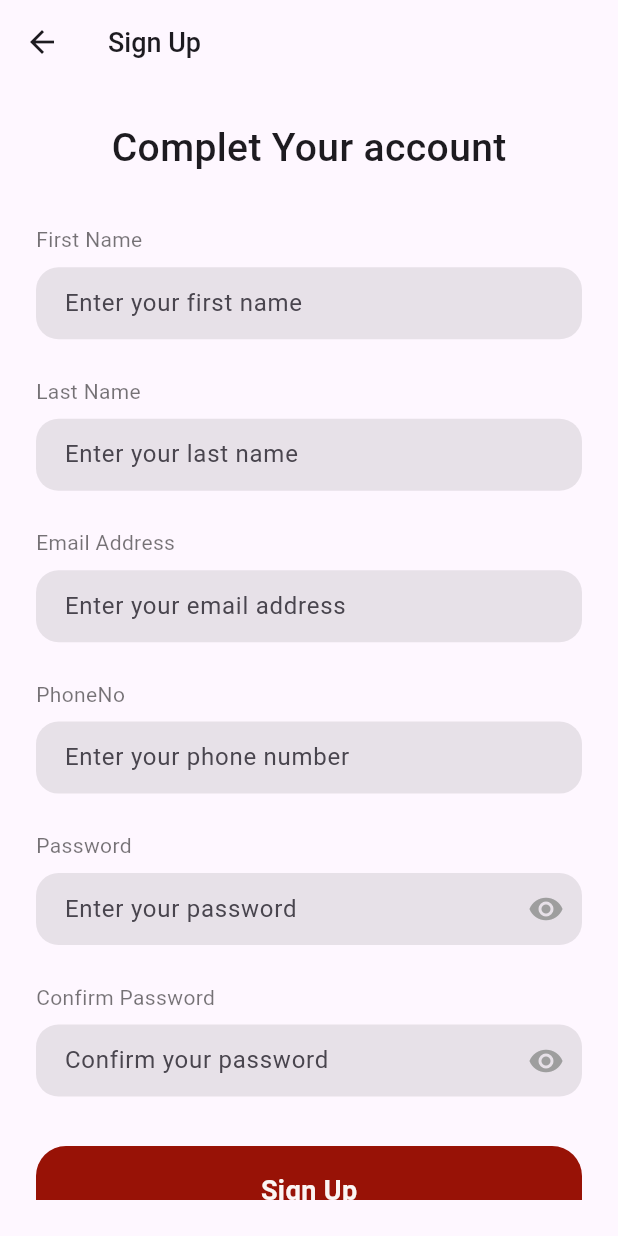
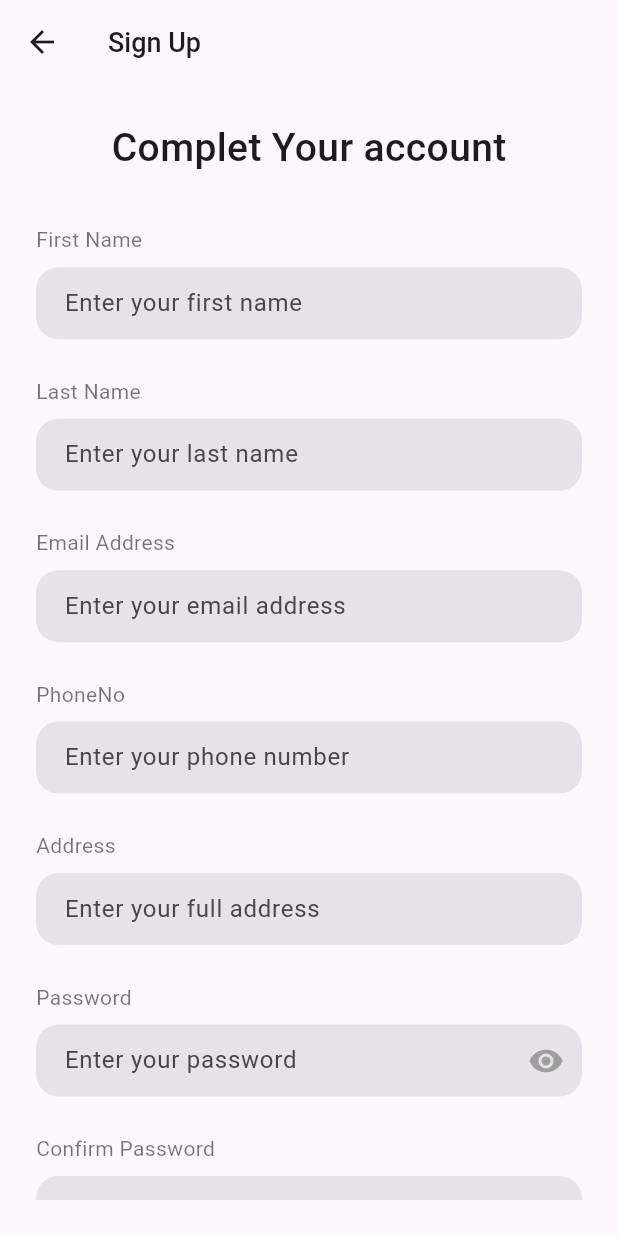
Before and after one commit to vijaysheoran97/travel_booking, a Flutter app: the SignUpScreen screen opened directly, on a phone screen of 412 x 824 dp. Run offline on Flutter 3.47's test engine with Material 3 defaults, Android fonts, the phone set to English and light mode, and no system bars.

Commit message:
- minor changes

```diff
--- a/lib/travel_booking/ui/screens/sign_up_screen.dart
+++ b/lib/travel_booking/ui/screens/sign_up_screen.dart
@@ -124,6 +124,34 @@ class _SignUpScreenState extends State<SignUpScreen> {
                   filled: true,
                   fillColor: Colors.black.withOpacity(0.09),
                   hintText: 'Enter your phone number',
+                  border: OutlineInputBorder(
+                    borderRadius: BorderRadius.circular(15),
+                    borderSide: BorderSide.none,
+                  ),
+                  contentPadding: EdgeInsets.symmetric(
+                    vertical: 10.0,
+                    // Adjust the vertical padding as needed
+                    horizontal:
+                    15.0, // Adjust the horizontal padding as needed
+                  ),
+                ),
+              ),
+              SizedBox(
+                height: screenSize.height * 0.03,
+              ),
+              Text(
+                'Address',
+                style: TextStyle(
+                    color: AppColorConstant.appTextColorblack54),
+              ),
+              SizedBox(
+                height: screenSize.height * 0.01,
+              ),
+              TextFormField(
+                decoration: InputDecoration(
+                  filled: true,
+                  fillColor: Colors.black.withOpacity(0.09),
+                  hintText: 'Enter your full address',
                   border: OutlineInputBorder(
                     borderRadius: BorderRadius.circular(15),
                     borderSide: BorderSide.none,
```
